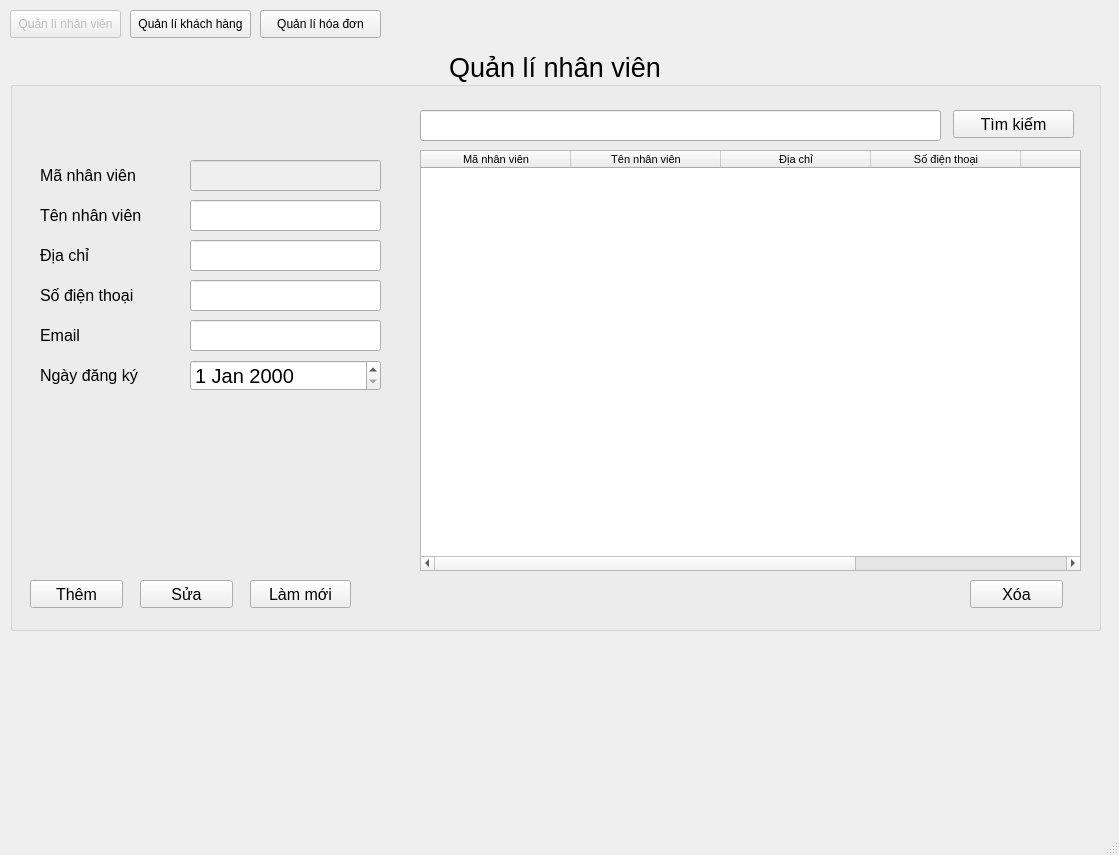
First picture: the form in GUI/QuanLyNhanVien.ui, repository hell0zip2000/Python_Water-Meter_Detected, before the edit.
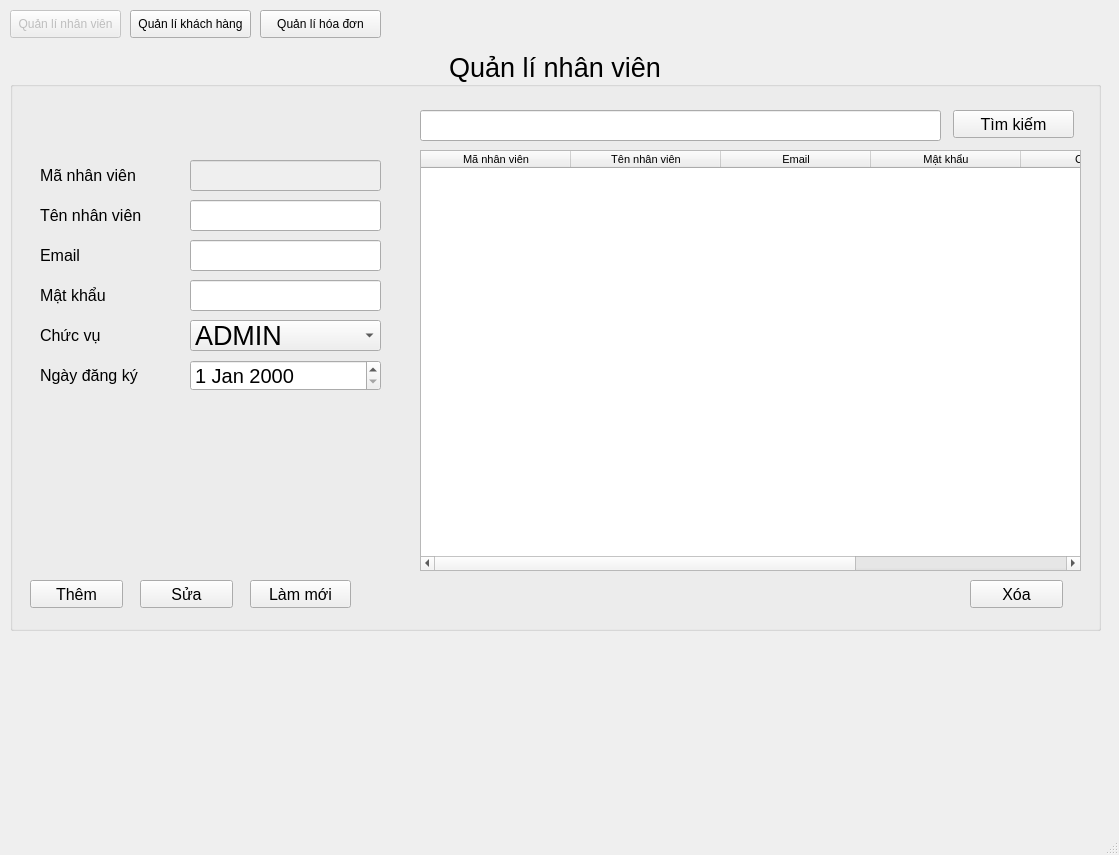
Second picture: the form after the edit.

Patch:
```diff
--- a/GUI/QuanLyNhanVien.ui
+++ b/GUI/QuanLyNhanVien.ui
@@ -160,26 +160,11 @@
       <string>Tên nhân viên</string>
      </property>
     </widget>
-    <widget class="QLineEdit" name="address">
-     <property name="geometry">
-      <rect>
-       <x>180</x>
-       <y>190</y>
-       <width>191</width>
-       <height>31</height>
-      </rect>
-     </property>
-     <property name="font">
-      <font>
-       <pointsize>10</pointsize>
-      </font>
-     </property>
-    </widget>
     <widget class="QLabel" name="label_3">
      <property name="geometry">
       <rect>
        <x>30</x>
-       <y>190</y>
+       <y>270</y>
        <width>141</width>
        <height>31</height>
       </rect>
@@ -190,10 +175,10 @@
       </font>
      </property>
      <property name="text">
-      <string>Địa chỉ</string>
+      <string>Chức vụ</string>
      </property>
     </widget>
-    <widget class="QLineEdit" name="phone">
+    <widget class="QLineEdit" name="password">
      <property name="geometry">
       <rect>
        <x>180</x>
@@ -223,7 +208,7 @@
       </font>
      </property>
      <property name="text">
-      <string>Số điện thoại</string>
+      <string>Mật khẩu</string>
      </property>
     </widget>
     <widget class="QPushButton" name="btnReset">
@@ -328,21 +313,21 @@
        <string>Tên nhân viên</string>
       </property>
      </column>
-     <column>
-      <property name="text">
-       <string>Địa chỉ</string>
-      </property>
-     </column>
-     <column>
-      <property name="text">
-       <string>Số điện thoại</string>
-      </property>
-     </column>
      <column>
       <property name="text">
        <string>Email</string>
       </property>
      </column>
+     <column>
+      <property name="text">
+       <string>Mật khẩu</string>
+      </property>
+     </column>
+     <column>
+      <property name="text">
+       <string>Chức vụ</string>
+      </property>
+     </column>
      <column>
       <property name="text">
        <string>Ngày vào làm</string>
@@ -353,7 +338,7 @@
      <property name="geometry">
       <rect>
        <x>180</x>
-       <y>270</y>
+       <y>190</y>
        <width>191</width>
        <height>31</height>
       </rect>
@@ -368,7 +353,7 @@
      <property name="geometry">
       <rect>
        <x>30</x>
-       <y>270</y>
+       <y>190</y>
        <width>141</width>
        <height>31</height>
       </rect>
@@ -415,6 +400,26 @@
       </font>
      </property>
     </widget>
+    <widget class="QComboBox" name="role">
+     <property name="geometry">
+      <rect>
+       <x>180</x>
+       <y>270</y>
+       <width>191</width>
+       <height>31</height>
+      </rect>
+     </property>
+     <item>
+      <property name="text">
+       <string>ADMIN</string>
+      </property>
+     </item>
+     <item>
+      <property name="text">
+       <string>STAFF</string>
+      </property>
+     </item>
+    </widget>
    </widget>
    <widget class="QPushButton" name="btnKH">
     <property name="geometry">
```
